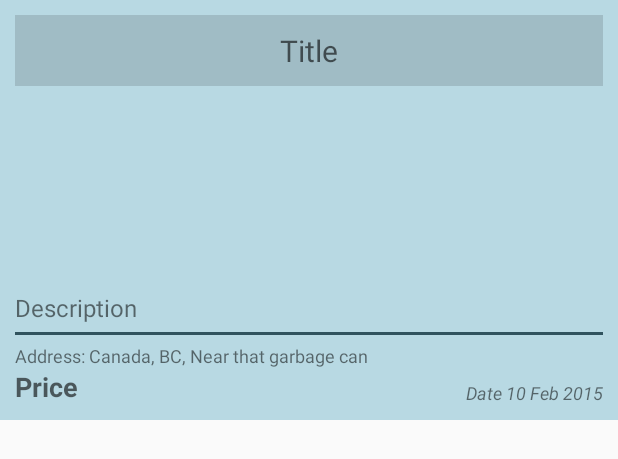
After one commit to toxuin/SellFlip, an Android app: the layout single_ad_details_partial.xml on its own in the app's theme, with its tools: preview values and no code run, on a phone screen of 412 x 824 dp. The commit adds this screen. Shown: the top 459 px of the screen. Run offline under Robolectric (Android 15) with nearby library versions, the phone set to English and light mode, and no system bars.

Commit message:
New Single Add View design + few minor changes

```diff
--- /dev/null
+++ b/app/src/main/res/layout/single_ad_details_partial.xml
@@ -0,0 +1,84 @@
+<?xml version="1.0" encoding="utf-8"?>
+
+<RelativeLayout
+
+    xmlns:android="http://schemas.android.com/apk/res/android"
+    android:layout_width="fill_parent"
+    android:layout_height="280dp"
+    android:background="@color/single_ad_secondary"
+    android:orientation="vertical"
+    android:padding="10dp"
+    >
+
+    <TextView
+        android:id="@+id/adDate"
+        android:layout_width="wrap_content"
+        android:layout_height="wrap_content"
+        android:layout_alignParentBottom="true"
+        android:layout_alignParentEnd="true"
+        android:layout_alignParentRight="true"
+        android:text="Date 10 Feb 2015"
+        android:textAppearance="?android:attr/textAppearanceSmall"
+        android:textSize="12sp"
+        android:textStyle="italic"/>
+
+    <TableRow
+        android:layout_width="fill_parent"
+        android:layout_height="wrap_content"
+        android:background="#22000000"
+        android:gravity="center_horizontal"
+        android:padding="10dp">
+
+        <TextView
+            android:id="@+id/adTitle"
+            android:layout_width="wrap_content"
+            android:layout_height="wrap_content"
+            android:text="Title"
+            android:textAppearance="?android:attr/textAppearanceMedium"
+            android:textSize="20sp"/>
+    </TableRow>
+
+    <TextView
+        android:id="@+id/adDescription"
+        android:layout_width="wrap_content"
+        android:layout_height="wrap_content"
+        android:layout_above="@+id/line"
+        android:layout_alignParentLeft="true"
+        android:layout_alignParentStart="true"
+        android:text="Description"
+        android:textSize="16sp"/>
+
+    <View
+        android:id="@+id/line"
+        android:layout_width="fill_parent"
+        android:layout_height="2dip"
+        android:layout_above="@+id/adAddress"
+        android:layout_centerHorizontal="true"
+        android:layout_marginBottom="5dp"
+        android:layout_marginTop="5dp"
+        android:background="@color/single_ad_dark"/>
+
+    <TextView
+        android:id="@+id/adAddress"
+        android:layout_width="wrap_content"
+        android:layout_height="wrap_content"
+        android:layout_above="@+id/adPrice"
+        android:layout_alignParentLeft="true"
+
+        android:layout_alignParentStart="true"
+        android:text="Address: Canada, BC, Near that garbage can"
+        android:textAppearance="?android:attr/textAppearanceSmall"
+        android:textSize="12sp"/>
+
+    <TextView
+        android:id="@+id/adPrice"
+        android:layout_width="wrap_content"
+        android:layout_height="wrap_content"
+        android:layout_alignParentBottom="true"
+        android:layout_alignParentLeft="true"
+        android:layout_alignParentStart="true"
+        android:text="Price"
+        android:textAppearance="?android:attr/textAppearanceMedium"
+        android:textStyle="bold"/>
+
+</RelativeLayout>
--- a/app/src/main/res/values/colors.xml
+++ b/app/src/main/res/values/colors.xml
@@ -2,4 +2,7 @@
 <resources>
     <color name="odd_card">#ff99e000</color>
     <color name="even_card">#ff73a800</color>
+    <color name="single_ad_backgroud">#71C3DE</color>
+    <color name="single_ad_secondary">#B8D9E3</color>
+    <color name="single_ad_dark">#30535E</color>
 </resources>
--- a/app/src/main/res/values/strings.xml
+++ b/app/src/main/res/values/strings.xml
@@ -12,5 +12,4 @@
     <string name="seconds_ago">seconds ago</string>
     <string name="minutes_ago">minutes ago</string>
     <string name="hours_ago">hours ago</string>
-
 </resources>
```
Also changed, not shown: app/src/main/java/ru/toxuin/sellflip/BaseActivity.java (+8 -6 lines), app/src/main/java/ru/toxuin/sellflip/SingleAdFragment.java (+17 -10 lines), app/src/main/res/layout/fragment_singlead.xml (+44 -31 lines).
